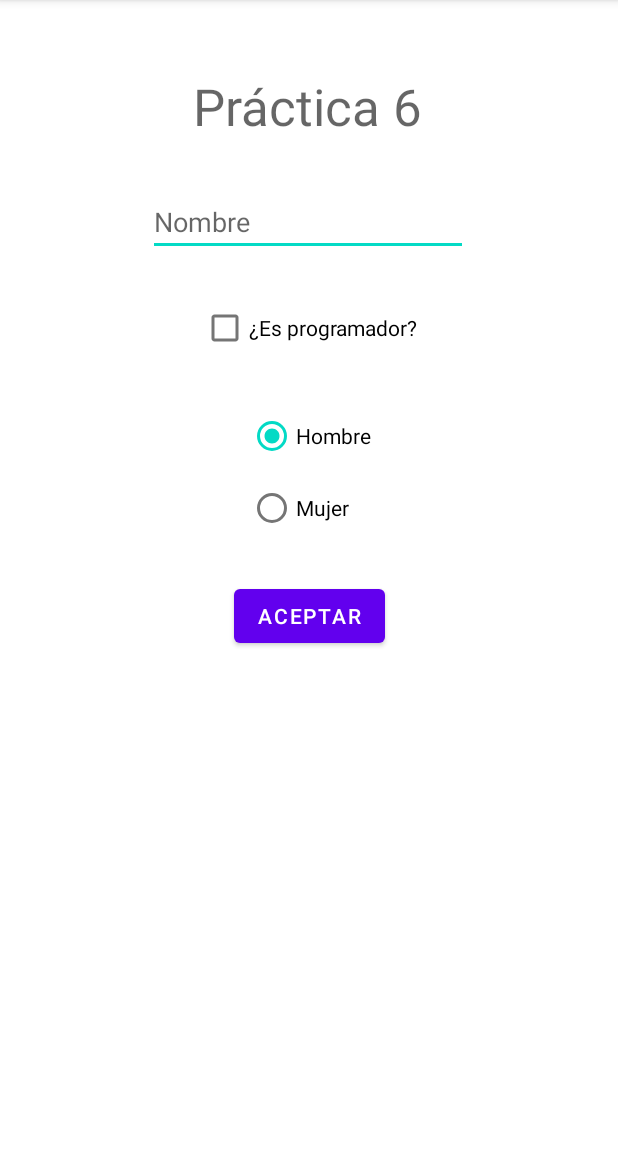
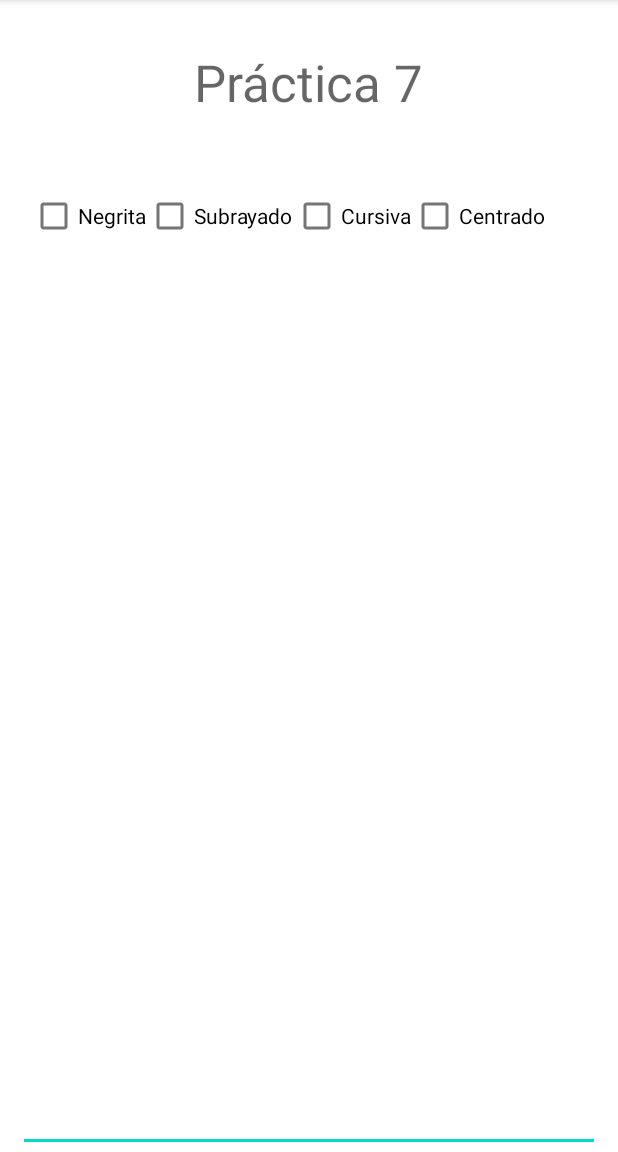
Before and after one commit to maximocanedo/PracticaAndroid, an Android app: the screen it shows after launch (MainActivity), on a phone screen of 412 x 824 dp, the part 84-1236 px from its top. Run offline under Robolectric (Android 15) with nearby library versions, the phone set to English and light mode, and no system bars.

Commit message:
Resolución práctica 7

```diff
--- a/app/src/main/java/com/max/practica5/MainActivity.java
+++ b/app/src/main/java/com/max/practica5/MainActivity.java
@@ -2,12 +2,21 @@ package com.max.practica5;
 
 import androidx.appcompat.app.AppCompatActivity;
 
+import android.graphics.Typeface;
 import android.os.Bundle;
 import android.text.Editable;
+import android.text.InputType;
+import android.text.Layout;
+import android.text.Spannable;
+import android.text.SpannableStringBuilder;
 import android.text.TextWatcher;
+import android.text.style.AlignmentSpan;
+import android.text.style.StyleSpan;
+import android.text.style.UnderlineSpan;
 import android.view.View;
 import android.widget.Button;
 import android.widget.CheckBox;
+import android.widget.CompoundButton;
 import android.widget.EditText;
 import android.widget.RadioButton;
 import android.widget.TextView;
@@ -18,38 +27,115 @@ public class MainActivity extends AppCompatActivity {
     protected void onCreate(Bundle savedInstanceState) {
         super.onCreate(savedInstanceState);
         setContentView(R.layout.activity_main);
-        // Controles
-        EditText txtNombre = findViewById(R.id.txtNombre);
-        CheckBox cbEsProgramador = findViewById(R.id.cbEsProgramador);
-        RadioButton radioHombre = findViewById(R.id.radioHombre);
-        RadioButton radioMujer = findViewById(R.id.radioMujer);
-        TextView txtResultado = findViewById(R.id.txtResultado);
-        Button btnAceptar = findViewById(R.id.btnAceptar);
+        CheckBox boldCheckBox = findViewById(R.id.cbNegrita);
+        CheckBox underlineCheckBox = findViewById(R.id.cbSubrayado);
+        CheckBox italicCheckBox = findViewById(R.id.cbCursiva);
+        CheckBox centerCheckBox = findViewById(R.id.cbCentrado);
+        EditText rtxtEditor = findViewById(R.id.rtxtEditor);
+        rtxtEditor.setInputType(InputType.TYPE_TEXT_FLAG_MULTI_LINE | InputType.TYPE_TEXT_FLAG_NO_SUGGESTIONS | InputType.TYPE_TEXT_FLAG_IME_MULTI_LINE);
+        SpannableStringBuilder builder = new SpannableStringBuilder(rtxtEditor.getText());
+        rtxtEditor.setText(builder);
 
-        txtNombre.addTextChangedListener(new TextWatcher() {
+        // TextWatcher
+        rtxtEditor.addTextChangedListener(new TextWatcher() {
             @Override
-            public void beforeTextChanged(CharSequence charSequence, int i, int i1, int i2) {
-                // Ocurre antes de que el texto se cambie.
+            public void beforeTextChanged(CharSequence charSequence, int i, int i1, int i2) {}
+            @Override
+            public void onTextChanged(CharSequence charSequence, int i, int i1, int i2) {
+                if(boldCheckBox.isChecked())
+                    builder.setSpan(new StyleSpan(Typeface.BOLD), i, i + i2, Spannable.SPAN_EXCLUSIVE_EXCLUSIVE);
+                if(underlineCheckBox.isChecked())
+                    builder.setSpan(new UnderlineSpan(), i, i + i2, Spannable.SPAN_EXCLUSIVE_EXCLUSIVE);
+                if(italicCheckBox.isChecked())
+                    builder.setSpan(new StyleSpan(Typeface.ITALIC), i, i + i2, Spannable.SPAN_EXCLUSIVE_EXCLUSIVE);
+                if(centerCheckBox.isChecked())
+                    builder.setSpan(new AlignmentSpan.Standard(Layout.Alignment.ALIGN_CENTER), i, i + i2, Spannable.SPAN_EXCLUSIVE_EXCLUSIVE);
             }
             @Override
-            public void onTextChanged(CharSequence charSequence, int i, int i1, int i2) {
-                // Justo cuando se cambia el texto
-                boolean estaVacio = (charSequence.toString().trim().length() == 0);
-                btnAceptar.setEnabled(!estaVacio);
-                txtNombre.setError((!estaVacio) ? null : "Completá este campo");
-            }
+            public void afterTextChanged(Editable editable) {}
+        });
+
+        boldCheckBox.setOnCheckedChangeListener(new CompoundButton.OnCheckedChangeListener() {
             @Override
-            public void afterTextChanged(Editable editable) {
-                // Luego de que el texto se cambia
+            public void onCheckedChanged(CompoundButton compoundButton, boolean isChecked) {
+                if (isChecked) {
+                    int startSelection = rtxtEditor.getSelectionStart();
+                    int endSelection = rtxtEditor.getSelectionEnd();
+                    builder.setSpan(new StyleSpan(Typeface.BOLD), startSelection, endSelection, Spannable.SPAN_EXCLUSIVE_EXCLUSIVE);
+                } else {
+                    // Eliminar la negrita del texto actual en el cursor si el CheckBox no está marcado
+                    StyleSpan[] spans = builder.getSpans(rtxtEditor.getSelectionStart(), rtxtEditor.getSelectionEnd(), StyleSpan.class);
+                    for (StyleSpan span : spans) {
+                        if (span.getStyle() == Typeface.BOLD) {
+                            builder.removeSpan(span);
+                        }
+                    }
+                }
+                rtxtEditor.setText(builder);
             }
         });
 
-        btnAceptar.setOnClickListener(view -> {
-            String salida = "";
-            salida += "Nombre: " + txtNombre.getText().toString() + "\n";
-            salida += "Ocupación: " + (String)(cbEsProgramador.isChecked()?"Programador":"No es programador") + "\n";
-            salida += "Sexo: " + (String)(radioHombre.isChecked()?"Hombre":"Mujer") + "\n";
-            txtResultado.setText(salida);
+        underlineCheckBox.setOnCheckedChangeListener(new CompoundButton.OnCheckedChangeListener() {
+            @Override
+            public void onCheckedChanged(CompoundButton compoundButton, boolean isChecked) {
+                if (isChecked) {
+// Aplicar subrayado al texto actual en el cursor si el CheckBox está marcado
+                    int startSelection = rtxtEditor.getSelectionStart();
+                    int endSelection = rtxtEditor.getSelectionEnd();
+                    builder.setSpan(new UnderlineSpan(), startSelection, endSelection, Spannable.SPAN_EXCLUSIVE_EXCLUSIVE);
+                } else {
+// Eliminar el subrayado del texto actual en el cursor si el CheckBox no está marcado
+                    UnderlineSpan[] spans = builder.getSpans(rtxtEditor.getSelectionStart(), rtxtEditor.getSelectionEnd(), UnderlineSpan.class);
+                    for (UnderlineSpan span : spans) {
+                        builder.removeSpan(span);
+                    }
+                }
+                rtxtEditor.setText(builder);
+            }
         });
+
+        italicCheckBox.setOnCheckedChangeListener(new CompoundButton.OnCheckedChangeListener() {
+            @Override
+            public void onCheckedChanged(CompoundButton compoundButton, boolean isChecked) {
+                if (isChecked) {
+                    // Aplicar cursiva al texto actual en el cursor si el CheckBox está marcado
+                    int startSelection = rtxtEditor.getSelectionStart();
+                    int endSelection = rtxtEditor.getSelectionEnd();
+                    builder.setSpan(new StyleSpan(Typeface.ITALIC), startSelection, endSelection, Spannable.SPAN_EXCLUSIVE_EXCLUSIVE);
+                } else {
+                    // Eliminar la cursiva del texto actual en el cursor si el CheckBox no está marcado
+                    StyleSpan[] spans = builder.getSpans(rtxtEditor.getSelectionStart(), rtxtEditor.getSelectionEnd(), StyleSpan.class);
+                    for (StyleSpan span : spans) {
+                        if (span.getStyle() == Typeface.ITALIC) {
+                            builder.removeSpan(span);
+                        }
+                    }
+                }
+                rtxtEditor.setText(builder);
+            }
+        });
+        centerCheckBox.setOnCheckedChangeListener(new CompoundButton.OnCheckedChangeListener() {
+            @Override
+            public void onCheckedChanged(CompoundButton compoundButton, boolean isChecked) {
+                if (isChecked) {
+                    // Centrar el texto actual en el cursor si el CheckBox está marcado
+                    int startSelection = rtxtEditor.getSelectionStart();
+                    int endSelection = rtxtEditor.getSelectionEnd();
+                    builder.setSpan(new AlignmentSpan.Standard(Layout.Alignment.ALIGN_CENTER), startSelection, endSelection, Spannable.SPAN_EXCLUSIVE_EXCLUSIVE);
+                } else {
+                    // Eliminar el centrado del texto actual en el cursor si el CheckBox no está marcado
+                    AlignmentSpan[] spans = builder.getSpans(rtxtEditor.getSelectionStart(), rtxtEditor.getSelectionEnd(), AlignmentSpan.class);
+                    for (AlignmentSpan span : spans) {
+                        if (span.getAlignment() == Layout.Alignment.ALIGN_CENTER) {
+                            builder.removeSpan(span);
+                        }
+                    }
+                }
+                rtxtEditor.setText(builder);
+            }
+        });
+
+
+
     }
 }
--- a/app/src/main/res/layout/activity_main.xml
+++ b/app/src/main/res/layout/activity_main.xml
@@ -7,87 +7,68 @@
     tools:context=".MainActivity">
 
     <TextView
-        android:id="@+id/lbTitulo"
+        android:id="@+id/txtTitulo"
         android:layout_width="wrap_content"
         android:layout_height="wrap_content"
-        android:layout_marginTop="48dp"
-        android:text="Práctica 6"
+        android:layout_marginTop="32dp"
+        android:text="Práctica 7"
         android:textAppearance="@style/TextAppearance.AppCompat.Display1"
         app:layout_constraintEnd_toEndOf="parent"
-        app:layout_constraintHorizontal_bias="0.498"
         app:layout_constraintStart_toStartOf="parent"
         app:layout_constraintTop_toTopOf="parent" />
 
-    <TextView
-        android:id="@+id/txtResultado"
+    <CheckBox
+        android:id="@+id/cbNegrita"
         android:layout_width="wrap_content"
         android:layout_height="wrap_content"
+        android:layout_marginStart="20dp"
+        android:layout_marginTop="120dp"
+        android:text="Negrita"
+        app:layout_constraintStart_toStartOf="parent"
+        app:layout_constraintTop_toTopOf="parent" />
+
+    <CheckBox
+        android:id="@+id/cbSubrayado"
+        android:layout_width="wrap_content"
+        android:layout_height="wrap_content"
+        android:layout_marginTop="120dp"
+        android:layout_marginEnd="180dp"
+        android:text="Subrayado"
+        app:layout_constraintEnd_toEndOf="parent"
+        app:layout_constraintHorizontal_bias="0.0"
+        app:layout_constraintStart_toEndOf="@+id/cbNegrita"
+        app:layout_constraintTop_toTopOf="parent" />
+
+    <CheckBox
+        android:id="@+id/cbCursiva"
+        android:layout_width="wrap_content"
+        android:layout_height="wrap_content"
+        android:layout_marginTop="120dp"
+        android:text="Cursiva"
+        app:layout_constraintStart_toEndOf="@+id/cbSubrayado"
+        app:layout_constraintTop_toTopOf="parent" />
+
+    <CheckBox
+        android:id="@+id/cbCentrado"
+        android:layout_width="wrap_content"
+        android:layout_height="wrap_content"
+        android:layout_marginTop="120dp"
+        android:text="Centrado"
+        app:layout_constraintStart_toEndOf="@+id/cbCursiva"
+        app:layout_constraintTop_toTopOf="parent" />
+
+    <EditText
+        android:id="@+id/rtxtEditor"
+        android:layout_width="0dp"
+        android:layout_height="0dp"
+        android:layout_marginStart="12dp"
+        android:layout_marginEnd="12dp"
+        android:ems="10"
+        android:inputType="textPersonName"
+        android:singleLine="false"
         app:layout_constraintBottom_toBottomOf="parent"
         app:layout_constraintEnd_toEndOf="parent"
-        app:layout_constraintStart_toStartOf="parent" />
+        app:layout_constraintStart_toStartOf="parent"
+        app:layout_constraintTop_toBottomOf="@+id/cbCursiva" />
 
-    <EditText
-        android:id="@+id/txtNombre"
-        android:layout_width="wrap_content"
-        android:layout_height="wrap_content"
-        android:layout_marginTop="32dp"
-        android:ems="10"
-        android:hint="Nombre"
-        android:inputType="textPersonName"
-        app:layout_constraintEnd_toEndOf="parent"
-        app:layout_constraintHorizontal_bias="0.497"
-        app:layout_constraintStart_toStartOf="parent"
-        app:layout_constraintTop_toBottomOf="@+id/lbTitulo" />
-
-    <CheckBox
-        android:id="@+id/cbEsProgramador"
-        android:layout_width="wrap_content"
-        android:layout_height="wrap_content"
-        android:layout_marginTop="24dp"
-        android:text="¿Es programador?"
-        app:layout_constraintEnd_toEndOf="parent"
-        app:layout_constraintStart_toStartOf="parent"
-        app:layout_constraintTop_toBottomOf="@+id/txtNombre" />
-
-    <RadioGroup
-        android:id="@+id/radioGroup"
-        android:layout_width="wrap_content"
-        android:layout_height="wrap_content"
-        android:layout_marginTop="24dp"
-        app:layout_constraintEnd_toEndOf="parent"
-        app:layout_constraintStart_toStartOf="parent"
-        app:layout_constraintTop_toBottomOf="@+id/cbEsProgramador">
-
-        <RadioButton
-            android:id="@+id/radioHombre"
-            android:layout_width="match_parent"
-            android:layout_height="wrap_content"
-            android:checked="true"
-            android:text="Hombre" />
-
-        <RadioButton
-            android:id="@+id/radioMujer"
-            android:layout_width="match_parent"
-            android:layout_height="wrap_content"
-            android:text="Mujer" />
-    </RadioGroup>
-
-    <Button
-        android:id="@+id/btnAceptar"
-        android:layout_width="wrap_content"
-        android:layout_height="wrap_content"
-        android:layout_marginTop="24dp"
-        android:text="Aceptar"
-        app:layout_constraintEnd_toEndOf="parent"
-        app:layout_constraintStart_toStartOf="parent"
-        app:layout_constraintTop_toBottomOf="@+id/radioGroup" />
-
-    <TextView
-        android:id="@+id/lbResultado"
-        android:layout_width="wrap_content"
-        android:layout_height="wrap_content"
-        app:layout_constraintBottom_toTopOf="@+id/txtResultado"
-        app:layout_constraintEnd_toEndOf="parent"
-        app:layout_constraintStart_toStartOf="parent"
-        app:layout_constraintTop_toBottomOf="@+id/btnAceptar" />
 </androidx.constraintlayout.widget.ConstraintLayout>
```
